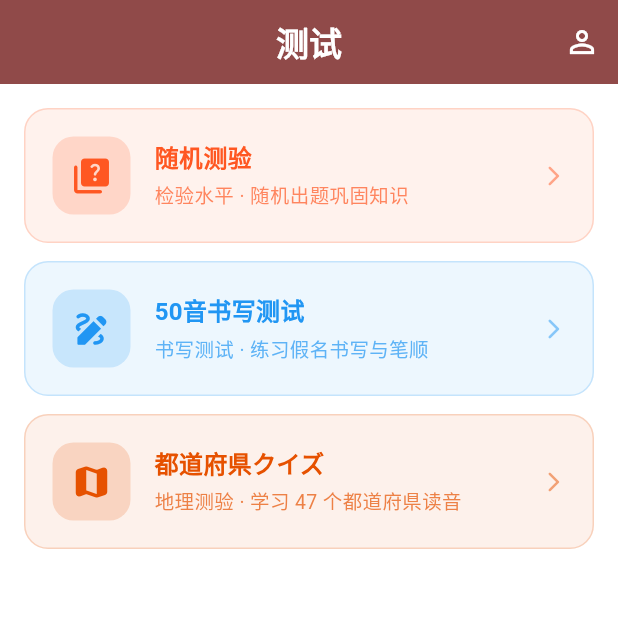
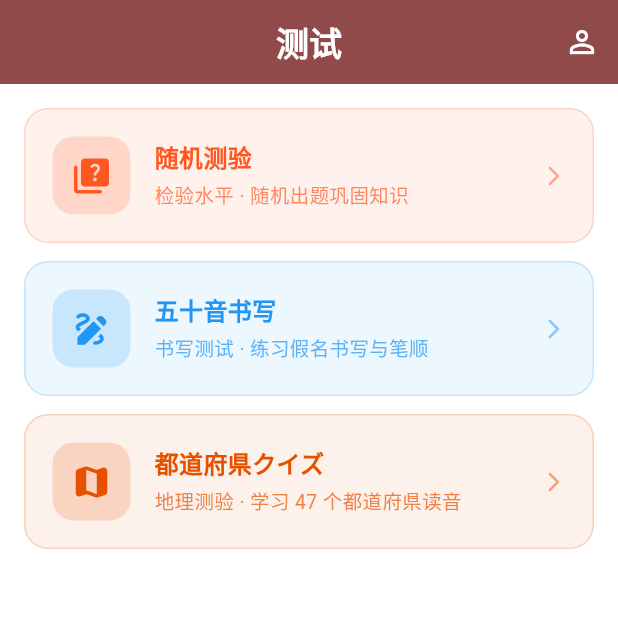
Before and after one commit to luopan297091659/JapaneseLearn, a Flutter app: the TestTab screen opened by its route, on a phone screen of 412 x 824 dp, the top half of it. Run offline on Flutter 3.47's test engine with Material 3 defaults, Android fonts, the phone set to English and light mode, and no system bars; our stand-ins replace dio, file_picker, flutter_riverpod, flutter_secure_storage, flutter_tts, go_router and 6 more; missing offline and left inert: android_intent_plus, audio_session; accounts and stored records are empty; network calls fail; Roboto replaces fonts that are missing (NotoSansJP).

```diff
--- a/mobile/lib/screens/study/gojuon_screen.dart
+++ b/mobile/lib/screens/study/gojuon_screen.dart
@@ -243,6 +243,8 @@ class _KanaPracticeSheetState extends State<_KanaPracticeSheet> {
   }
 
   void _replayAnimation() {
+    // Recreate controllers so old dispose() won't detach the new ones
+    _strokeControllers = List.generate(_chars.length, (_) => KanaStrokeController());
     setState(() => _animKey++);
   }
 
--- a/mobile/lib/screens/tabs/test_tab.dart
+++ b/mobile/lib/screens/tabs/test_tab.dart
@@ -34,7 +34,7 @@ class TestTab extends StatelessWidget {
           const SizedBox(height: 12),
           _TestCard(
             icon: Icons.draw_rounded,
-            title: '50音书写测试',
+            title: '五十音书写',
             subtitle: '书写测试 · 练习假名书写与笔顺',
             color: const Color(0xFF2196F3),
             onTap: () => context.push('/kana-writing-test'),
```
